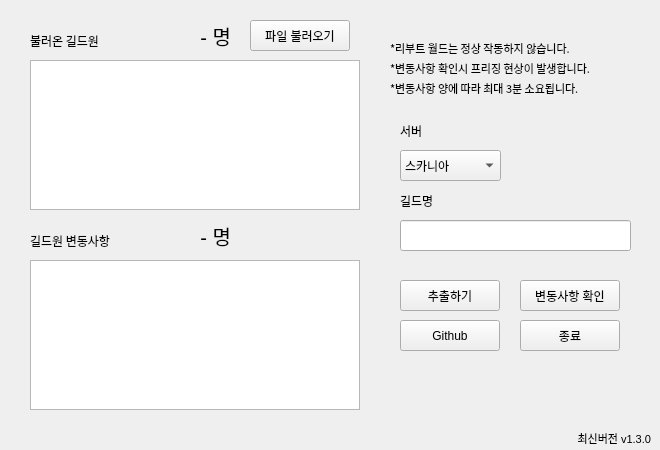
First picture: the form in ui/main.ui, repository memoday/guildChecker2, before the edit.
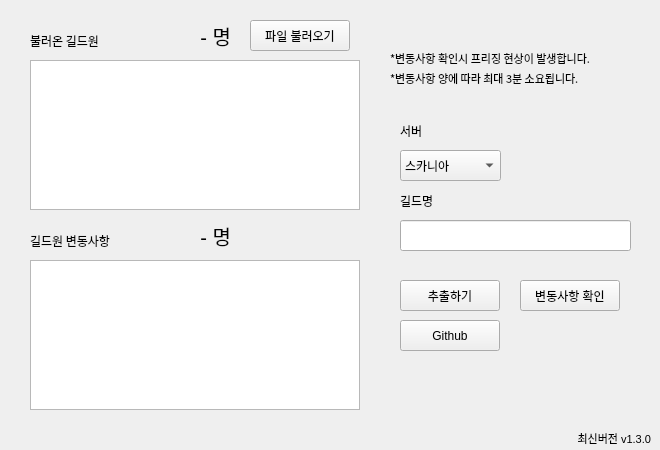
Second picture: the form after the edit.

Diff of the .ui file:
```diff
--- a/ui/main.ui
+++ b/ui/main.ui
@@ -198,25 +198,6 @@
     <string>추출하기</string>
    </property>
   </widget>
-  <widget class="QPushButton" name="btn_exit">
-   <property name="geometry">
-    <rect>
-     <x>520</x>
-     <y>320</y>
-     <width>100</width>
-     <height>31</height>
-    </rect>
-   </property>
-   <property name="focusPolicy">
-    <enum>Qt::NoFocus</enum>
-   </property>
-   <property name="autoFillBackground">
-    <bool>false</bool>
-   </property>
-   <property name="text">
-    <string>종료</string>
-   </property>
-  </widget>
   <widget class="QTextBrowser" name="guildMembers">
    <property name="geometry">
     <rect>
@@ -373,30 +354,11 @@
     <set>Qt::AlignRight|Qt::AlignTrailing|Qt::AlignVCenter</set>
    </property>
   </widget>
-  <widget class="QLabel" name="label_5">
-   <property name="geometry">
-    <rect>
-     <x>390</x>
-     <y>40</y>
-     <width>271</width>
-     <height>16</height>
-    </rect>
-   </property>
-   <property name="font">
-    <font>
-     <family>굴림</family>
-     <pointsize>8</pointsize>
-    </font>
-   </property>
-   <property name="text">
-    <string>*리부트 월드는 정상 작동하지 않습니다.</string>
-   </property>
-  </widget>
   <widget class="QLabel" name="label_6">
    <property name="geometry">
     <rect>
      <x>390</x>
-     <y>60</y>
+     <y>50</y>
      <width>271</width>
      <height>16</height>
     </rect>
@@ -415,7 +377,7 @@
    <property name="geometry">
     <rect>
      <x>390</x>
-     <y>80</y>
+     <y>70</y>
      <width>271</width>
      <height>16</height>
     </rect>
```
